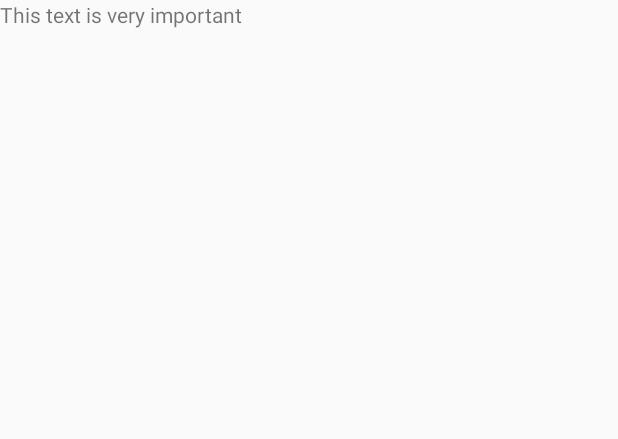
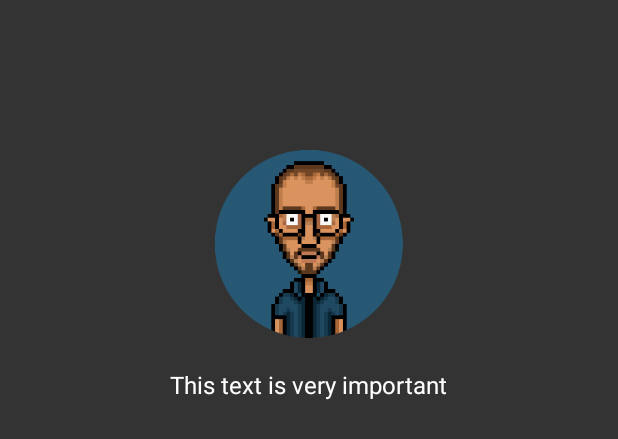
Before and after one commit to mguellsegarra/myopic-app-switcher, an Android app: the layout activity_main.xml on its own in the app's theme, with its tools: preview values and no code run, on a phone screen of 412 x 824 dp. Shown: the top 439 px of the screen. Run offline under Robolectric (Android 15) with nearby library versions, the phone set to English and light mode, and no system bars.

Commit message:
More work and improved sample app.

```diff
--- /dev/null
+++ b/myopic/src/main/java/cat/mguellsegarra/myopic/MyopicMode.java
@@ -0,0 +1,6 @@
+package cat.mguellsegarra.myopic;
+
+public enum MyopicMode {
+    BLUR,
+    OVERLAY
+}
--- a/sample-app/src/main/AndroidManifest.xml
+++ b/sample-app/src/main/AndroidManifest.xml
@@ -3,17 +3,16 @@
     package="cat.mguellsegarra.myopicsample">
 
     <application
-        android:name="cat.mguellsegarra.myopicsample.MyopicSampleApplication"
+        android:name=".MyopicSampleApplication"
         android:allowBackup="true"
         android:icon="@mipmap/ic_launcher"
         android:label="@string/app_name"
         android:roundIcon="@mipmap/ic_launcher_round"
         android:supportsRtl="true"
         android:theme="@style/AppTheme">
-        <activity android:name="cat.mguellsegarra.myopicsample.MainActivity">
+        <activity android:name=".MainActivity">
             <intent-filter>
                 <action android:name="android.intent.action.MAIN" />
-
                 <category android:name="android.intent.category.LAUNCHER" />
             </intent-filter>
         </activity>
--- a/sample-app/src/main/res/layout/activity_main.xml
+++ b/sample-app/src/main/res/layout/activity_main.xml
@@ -1,12 +1,25 @@
 <?xml version="1.0" encoding="utf-8"?>
-<RelativeLayout android:layout_height="match_parent"
+<RelativeLayout xmlns:app="http://schemas.android.com/apk/res-auto"
+    android:layout_height="match_parent"
     android:layout_width="match_parent"
-    xmlns:android="http://schemas.android.com/apk/res/android">
+    xmlns:android="http://schemas.android.com/apk/res/android"
+    android:background="@color/background">
 
+    <ImageView
+        android:id="@+id/image"
+        android:layout_width="wrap_content"
+        android:layout_height="wrap_content"
+        app:srcCompat="@drawable/avatar"
+        android:layout_centerHorizontal="true"
+        android:layout_marginTop="100dp"/>
     <TextView
         android:layout_width="wrap_content"
         android:layout_height="wrap_content"
         android:text="@string/important_text"
-        android:id="@+id/text"/>
+        android:layout_below="@+id/image"
+        android:layout_centerHorizontal="true"
+        android:textColor="@android:color/white"
+        android:layout_marginTop="20dp"
+        android:textSize="16sp"/>
 
 </RelativeLayout>
--- a/sample-app/src/main/res/values/colors.xml
+++ b/sample-app/src/main/res/values/colors.xml
@@ -1,6 +1,9 @@
 <?xml version="1.0" encoding="utf-8"?>
 <resources>
-    <color name="colorPrimary">#3F51B5</color>
-    <color name="colorPrimaryDark">#303F9F</color>
-    <color name="colorAccent">#FF4081</color>
+    <color name="colorPrimary">#4e4e4e</color>
+    <color name="colorPrimaryDark">#212121</color>
+    <color name="colorAccent">#5c9e9e</color>
+
+    <color name="black_overlay">#66000000</color>
+    <color name="background">#333333</color>
 </resources>
--- a/sample-app/src/main/res/values/styles.xml
+++ b/sample-app/src/main/res/values/styles.xml
@@ -1,11 +1,10 @@
 <resources>
 
     <!-- Base application theme. -->
-    <style name="AppTheme" parent="Theme.AppCompat.Light.DarkActionBar">
+    <style name="AppTheme" parent="Theme.AppCompat.Light.NoActionBar">
         <!-- Customize your theme here. -->
         <item name="colorPrimary">@color/colorPrimary</item>
         <item name="colorPrimaryDark">@color/colorPrimaryDark</item>
         <item name="colorAccent">@color/colorAccent</item>
     </style>
-
 </resources>
```
Also changed, not shown: myopic/src/main/java/cat/mguellsegarra/myopic/Myopic.java (+50 -1 lines), myopic/src/main/java/cat/mguellsegarra/myopic/MyopicActivity.java (+43 -9 lines), myopic/src/main/java/cat/mguellsegarra/myopic/MyopicBlur.java (added, +8 -0 lines), myopic/src/main/java/cat/mguellsegarra/myopic/MyopicOverlay.java (added, +10 -0 lines), sample-app/src/main/java/cat/mguellsegarra/myopicsample/MyopicSampleApplication.java (+8 -4 lines), sample-app/src/main/res/drawable-xxxhdpi/avatar.png (added), 1 other file.
